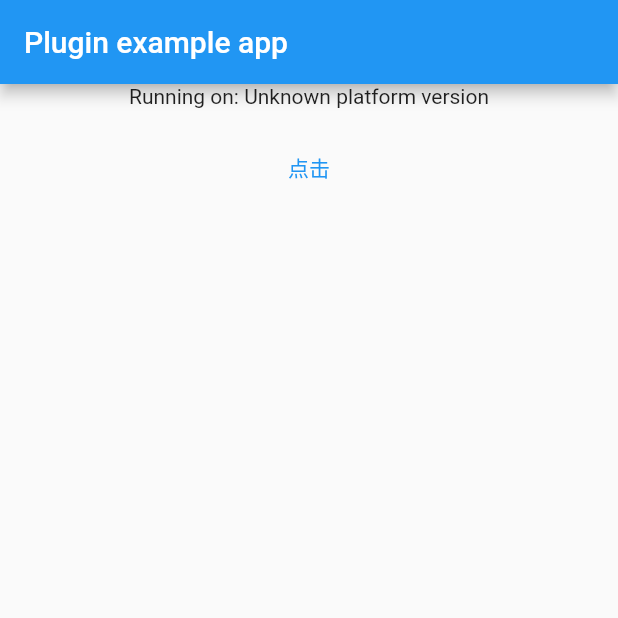
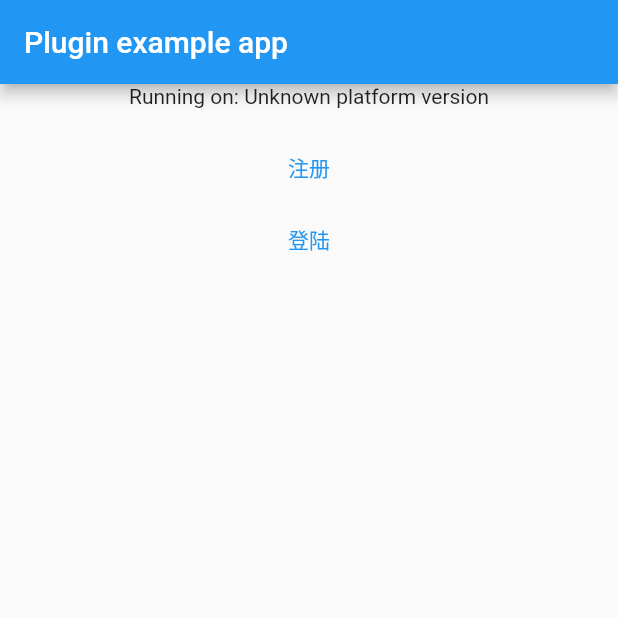
Before and after one commit to jiangyanshuang/flutter_package_demo, a Flutter app: the screen it shows after launch, on a phone screen of 412 x 824 dp, the top half of it. Run offline on Flutter 3.47's test engine with Material 2 defaults, Android fonts, the phone set to English and light mode, and no system bars.

Commit message:
1、企业微信登陆交互

```diff
--- a/hahahaha/example/lib/main.dart
+++ b/hahahaha/example/lib/main.dart
@@ -66,7 +66,15 @@ class _MyAppState extends State<MyApp> {
                 bool res = await Hahahaha.registerApp(appid: appid, corpid: corpid, agentid: agentid);
                 debugPrint("注册结果为：$res");
               },
-              child: const Text("点击"),
+              child: const Text("注册"),
+            ),
+            TextButton(
+              onPressed: () async {
+                Hahahaha.sendReq(fun: (Map<String, String> map) {
+                  debugPrint("登陆结果为：$map");
+                });
+              },
+              child: const Text("登陆"),
             ),
           ]),
         ),
```
Also changed, not shown: hahahaha/lib/hahahaha.dart (+56 -2 lines), 9 other files.
